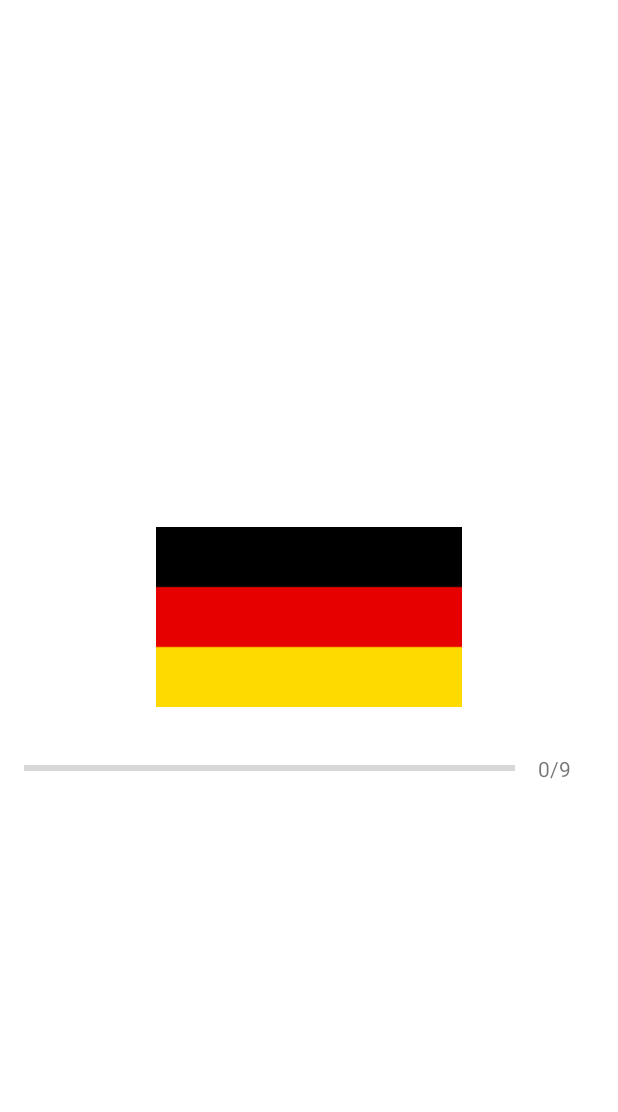
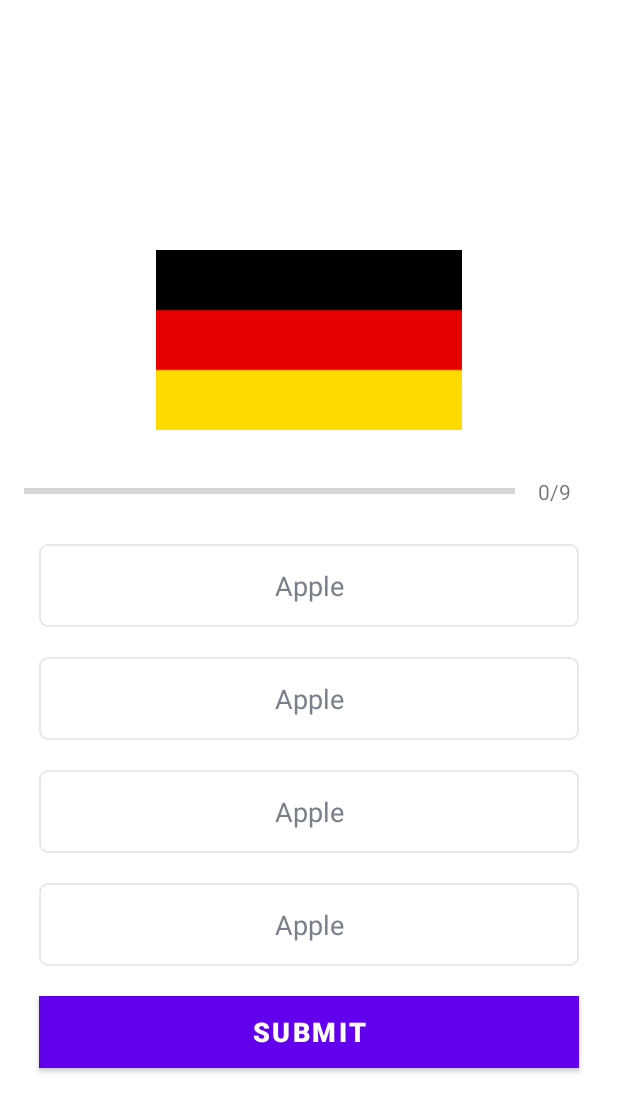
Before and after one commit to aldairdiaz11/QuizApp, an Android app: the QuizQuestionsActivity screen opened directly, with no data from a screen before it, on a phone screen of 412 x 824 dp. Shown: the top 1112 px of the screen. Run offline under Robolectric (Android 15) with nearby library versions, the phone set to English and light mode, and no system bars.

Commit message:
Quiz UI, options and submit button

```diff
--- /dev/null
+++ b/app/src/main/res/drawable/default_option_border_bg.xml
@@ -0,0 +1,12 @@
+<?xml version="1.0" encoding="utf-8"?>
+<shape xmlns:android="http://schemas.android.com/apk/res/android"
+    android:shape="rectangle"
+    >
+    <stroke
+        android:width="1dp"
+        android:color="#E8E8E8"
+        />
+
+    <solid android:color="@color/white"/>
+    <corners android:radius="5dp"/>
+</shape>
--- a/app/src/main/res/layout/activity_quiz_questions.xml
+++ b/app/src/main/res/layout/activity_quiz_questions.xml
@@ -1,6 +1,5 @@
 <?xml version="1.0" encoding="utf-8"?>
 <ScrollView xmlns:android="http://schemas.android.com/apk/res/android"
-    xmlns:app="http://schemas.android.com/apk/res-auto"
     xmlns:tools="http://schemas.android.com/tools"
     android:layout_width="match_parent"
     android:layout_height="match_parent"
@@ -64,12 +63,81 @@
                 android:gravity="center"
                 android:padding="15dp"
                 android:textSize="14sp"
-                android:text="0/9">
+                android:text="@string/barPro">
 
             </TextView>
 
         </LinearLayout>
 
+        <TextView
+            android:id="@+id/tv_option_one"
+            android:layout_width="match_parent"
+            android:layout_height="wrap_content"
+            android:layout_margin="10dp"
+            android:background="@drawable/default_option_border_bg"
+            android:gravity="center"
+            android:padding="15dp"
+            android:textColor="#7A8089"
+            android:textSize="18sp"
+            android:text="Apple">
+
+        </TextView>
+
+        <TextView
+            android:id="@+id/tv_option_two"
+            android:layout_width="match_parent"
+            android:layout_height="wrap_content"
+            android:layout_margin="10dp"
+            android:background="@drawable/default_option_border_bg"
+            android:gravity="center"
+            android:padding="15dp"
+            android:textColor="#7A8089"
+            android:textSize="18sp"
+            android:text="Apple">
+
+        </TextView>
+
+        <TextView
+            android:id="@+id/tv_option_three"
+            android:layout_width="match_parent"
+            android:layout_height="wrap_content"
+            android:layout_margin="10dp"
+            android:background="@drawable/default_option_border_bg"
+            android:gravity="center"
+            android:padding="15dp"
+            android:textColor="#7A8089"
+            android:textSize="18sp"
+            android:text="Apple">
+
+        </TextView>
+
+        <TextView
+            android:id="@+id/tv_option_four"
+            android:layout_width="match_parent"
+            android:layout_height="wrap_content"
+            android:layout_margin="10dp"
+            android:background="@drawable/default_option_border_bg"
+            android:gravity="center"
+            android:padding="15dp"
+            android:textColor="#7A8089"
+            android:textSize="18sp"
+            android:text="Apple">
+
+        </TextView>
+
+
+        <Button
+            android:id="@+id/btn_submit"
+            android:layout_width="match_parent"
+            android:layout_height="wrap_content"
+            android:layout_margin="10dp"
+            android:background="@color/design_default_color_primary"
+            android:text="SUBMIT"
+            android:textColor="@android:color/white"
+            android:textSize="18sp"
+            android:textStyle="bold"
+            />
+
 
     </LinearLayout>
 
--- a/app/src/main/res/values/strings.xml
+++ b/app/src/main/res/values/strings.xml
@@ -6,4 +6,5 @@
     <string name="name">name</string>
     <string name="btn_start">Start</string>
     <string name="quiz_image">Quiz Image</string>
+    <string name="barPro">0/9</string>
 </resources>
--- a/build.gradle
+++ b/build.gradle
@@ -1,6 +1,6 @@
 // Top-level build file where you can add configuration options common to all sub-projects/modules.
 plugins {
-    id 'com.android.application' version '7.4.2' apply false
-    id 'com.android.library' version '7.4.2' apply false
+    id 'com.android.application' version '8.0.0' apply false
+    id 'com.android.library' version '8.0.0' apply false
     id 'org.jetbrains.kotlin.android' version '1.8.0' apply false
 }
--- a/gradle.properties
+++ b/gradle.properties
@@ -21,3 +21,5 @@ kotlin.code.style=official
 # resources declared in the library itself and none from the library's dependencies,
 # thereby reducing the size of the R class for that library
 android.nonTransitiveRClass=true
+android.defaults.buildfeatures.buildconfig=true
+android.nonFinalResIds=false
```
Also changed, not shown: gradle/wrapper/gradle-wrapper.properties.
